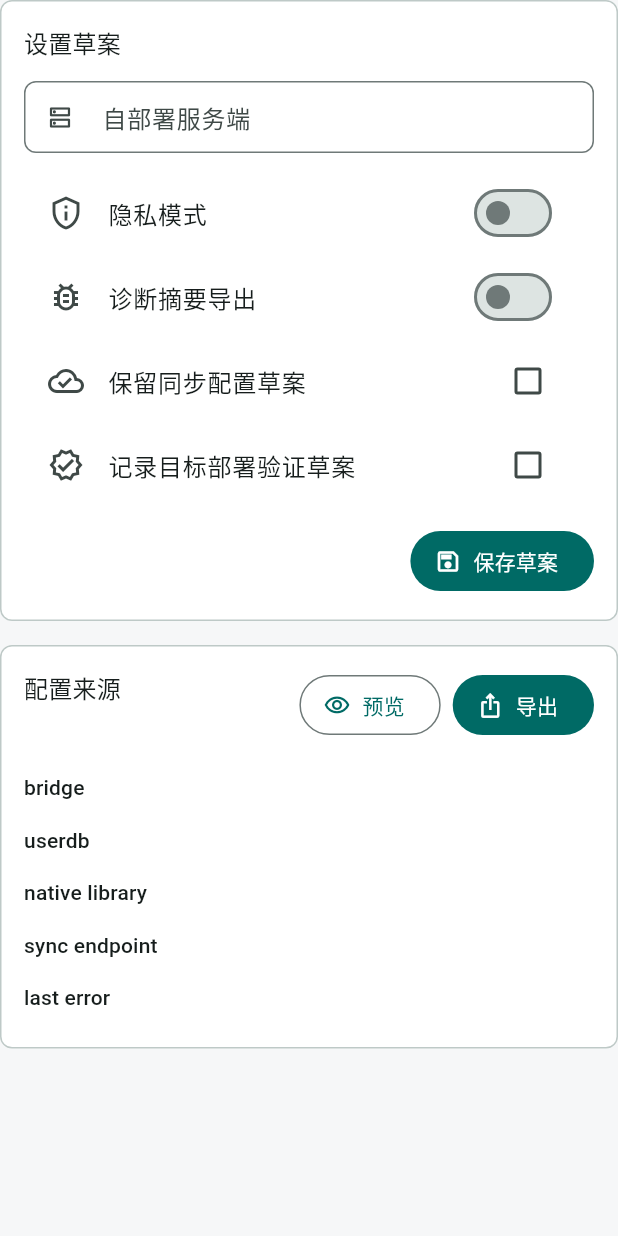
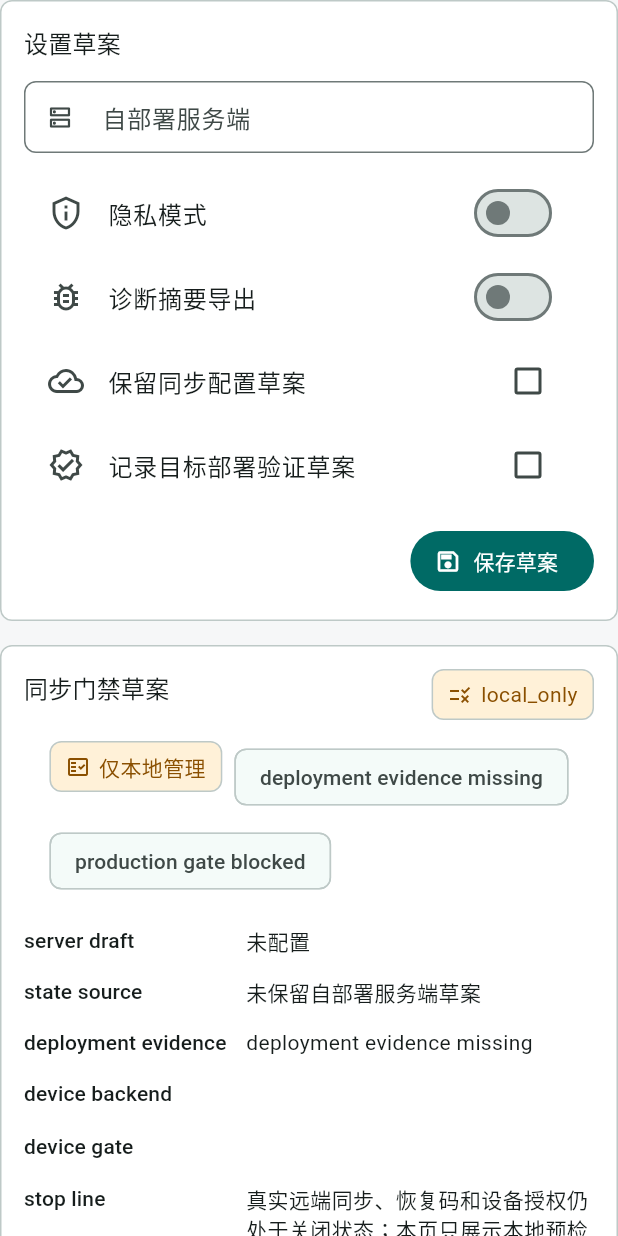
Before and after one commit to laugh0608/RadishLex, a Flutter app: the SettingsView widget shown alone on an empty page, opened directly with empty values, on a phone screen of 412 x 824 dp. Run offline on Flutter 3.47's test engine with Material 3 defaults, Android fonts, the phone set to English and light mode, and no system bars; missing offline and left inert: dart:ffi.

Commit message:
feat(manager): align sync gate audit surfaces

```diff
--- a/apps/radishlex-manager/lib/src/models/manager_diagnostics_models.dart
+++ b/apps/radishlex-manager/lib/src/models/manager_diagnostics_models.dart
@@ -79,6 +79,10 @@ ManagerDiagnosticsReport createManagerDiagnosticsReport(
   final latestImportBatch = snapshot.importBatches.isEmpty
       ? null
       : snapshot.importBatches.first;
+  final syncGateAudit = managerSyncGateAudit(
+    state: snapshot.sync.state,
+    device: snapshot.sync.device,
+  );
 
   return ManagerDiagnosticsReport(
     generatedAt: snapshot.generatedAt,
@@ -227,6 +231,26 @@ ManagerDiagnosticsReport createManagerDiagnosticsReport(
         items: [
           _diagnosticsItem('sync.state', snapshot.sync.state.code, 'gate'),
           _diagnosticsItem(
+            'sync.state_label',
+            syncGateAudit.stateLabel,
+            'gate',
+          ),
+          _diagnosticsItem(
+            'sync.state_source',
+            syncGateAudit.stateSource,
+            'gate',
+          ),
+          _diagnosticsItem(
+            'sync.action_stop_line',
+            syncGateAudit.actionStopLine,
+            'gate',
+          ),
+          _diagnosticsItem(
+            'sync.deployment_evidence',
+            managerDeploymentEvidenceLabel(snapshot.settings.draft),
+            'gate',
+          ),
+          _diagnosticsItem(
             'sync.syncable_objects',
             snapshot.sync.syncableObjects.toString(),
             'aggregate_count',
@@ -249,6 +273,11 @@ ManagerDiagnosticsReport createManagerDiagnosticsReport(
           _diagnosticsItem(
             'device.production_gate',
             snapshot.sync.device.productionGate,
+            'gate',
+          ),
+          _diagnosticsItem(
+            'device.production_gate_label',
+            syncGateAudit.deviceGateLabel,
             'gate',
           ),
         ],
--- a/apps/radishlex-manager/lib/src/models/manager_sync_models.dart
+++ b/apps/radishlex-manager/lib/src/models/manager_sync_models.dart
@@ -31,6 +31,24 @@ extension SyncUiStateLabel on SyncUiState {
   }
 
   bool get canEnableUserSync => this == SyncUiState.readyForUserSync;
+}
+
+class ManagerSyncGateAudit {
+  const ManagerSyncGateAudit({
+    required this.state,
+    required this.stateLabel,
+    required this.stateSource,
+    required this.actionStopLine,
+    required this.deviceGateLabel,
+    required this.deviceGateReady,
+  });
+
+  final SyncUiState state;
+  final String stateLabel;
+  final String stateSource;
+  final String actionStopLine;
+  final String deviceGateLabel;
+  final bool deviceGateReady;
 }
 
 class SyncPreflightSummary {
@@ -121,6 +139,97 @@ SyncUiState deriveManagerSyncUiState({
   return SyncUiState.preflightReady;
 }
 
+ManagerSyncGateAudit managerSyncGateAudit({
+  required SyncUiState state,
+  required DeviceSecuritySummary device,
+}) {
+  return ManagerSyncGateAudit(
+    state: state,
+    stateLabel: managerSyncStateLabel(state),
+    stateSource: managerSyncStateSourceDescription(
+      state: state,
+      device: device,
+    ),
+    actionStopLine: managerSyncActionStopLine(state),
+    deviceGateLabel: managerDeviceGateLabel(device),
+    deviceGateReady: managerDeviceGateReady(device),
+  );
+}
+
+ManagerSyncGateAudit managerSyncGateAuditForDraft({
+  required ManagerSettingsDraft draft,
+  required DeviceSecuritySummary device,
+}) {
+  return managerSyncGateAudit(
+    state: deriveManagerSyncUiState(draft: draft, device: device),
+    device: device,
+  );
+}
+
+String managerSyncStateLabel(SyncUiState state) {
+  switch (state) {
+    case SyncUiState.localOnly:
+      return '仅本地管理';
+    case SyncUiState.preflightReady:
+      return '本地预检通过';
+    case SyncUiState.serverConfigured:
+      return '服务端草案已保留';
+    case SyncUiState.backendUnavailable:
+      return '平台签名 backend 不可用';
+    case SyncUiState.deploymentUnverified:
+      return '部署证据未记录';
+    case SyncUiState.syncDisabledByPolicy:
+      return '策略禁用同步';
+    case SyncUiState.readyForUserSync:
+      return '等待后续开放';
+  }
+}
+
+String managerSyncStateSourceDescription({
+  required SyncUiState state,
+  required DeviceSecuritySummary device,
+}) {
+  switch (state) {
+    case SyncUiState.localOnly:
+      return '未保留自部署服务端草案';
+    case SyncUiState.syncDisabledByPolicy:
+      return '设置草案启用隐私模式';
+    case SyncUiState.backendUnavailable:
+      return '设备 production gate 为 ${device.productionGate}';
+    case SyncUiState.deploymentUnverified:
+      return '设置草案缺少目标部署验证记录';
+    case SyncUiState.preflightReady:
+      return '本地对象与设置草案预检通过';
+    case SyncUiState.serverConfigured:
+      return '服务端草案已配置但仍未开放真实同步';
+    case SyncUiState.readyForUserSync:
+      return '当前 Phase 4 仍关闭用户可用同步入口';
+  }
+}
+
+String managerSyncActionStopLine(SyncUiState state) {
+  if (state.canEnableUserSync) {
+    return '真实远端同步入口仍等待设备授权、恢复码和生产门禁完成后开放。';
+  }
+  return '真实远端同步、恢复码和设备授权仍处于关闭状态；本页只展示本地预检和不可用原因。';
+}
+
+bool managerDeviceGateReady(DeviceSecuritySummary device) {
+  return device.productionGate == 'ready';
+}
+
+String managerDeviceGateLabel(DeviceSecuritySummary device) {
+  return managerDeviceGateReady(device)
+      ? 'production gate ready'
+      : 'production gate blocked';
+}
+
+String managerDeploymentEvidenceLabel(ManagerSettingsDraft draft) {
+  return draft.deploymentEvidenceRecorded
+      ? 'deployment evidence recorded'
+      : 'deployment evidence missing';
+}
+
 String managerSyncGateReason({
   required SyncUiState state,
   required ManagerSettingsDraft draft,
--- a/apps/radishlex-manager/lib/src/screens/manager_home_screen.dart
+++ b/apps/radishlex-manager/lib/src/screens/manager_home_screen.dart
@@ -281,6 +281,7 @@ class _ManagerShell extends StatelessWidget {
       SyncView(sync: snapshot.sync),
       SettingsView(
         settings: snapshot.settings,
+        sync: snapshot.sync,
         onPreviewDiagnostics: onPreviewDiagnostics,
         onExportDiagnostics: onExportDiagnostics,
         onSaveSettingsDraft: onSaveSettingsDraft,
--- a/apps/radishlex-manager/lib/src/screens/settings_view.dart
+++ b/apps/radishlex-manager/lib/src/screens/settings_view.dart
@@ -7,12 +7,14 @@ class SettingsView extends StatefulWidget {
   const SettingsView({
     super.key,
     required this.settings,
+    required this.sync,
     required this.onPreviewDiagnostics,
     required this.onExportDiagnostics,
     required this.onSaveSettingsDraft,
   });
 
   final ManagerSettings settings;
+  final SyncPreflightSummary sync;
   final VoidCallback onPreviewDiagnostics;
   final VoidCallback onExportDiagnostics;
   final ValueChanged<ManagerSettingsDraft> onSaveSettingsDraft;
@@ -53,6 +55,7 @@ class _SettingsViewState extends State<SettingsView> {
   Widget build(BuildContext context) {
     final settings = widget.settings;
     final diagnostics = settings.runtimeDiagnostics;
+    final currentDraft = _currentDraft().normalized();
 
     return Column(
       children: [
@@ -120,6 +123,8 @@ class _SettingsViewState extends State<SettingsView> {
           ),
         ),
         const SizedBox(height: 16),
+        _SettingsSyncGatePreview(draft: currentDraft, sync: widget.sync),
+        const SizedBox(height: 16),
         ManagerSection(
           title: '配置来源',
           trailing: Wrap(
@@ -182,6 +187,69 @@ class _SettingsViewState extends State<SettingsView> {
     privacyMode = draft.privacyMode;
     diagnosticsExport = draft.diagnosticsExport;
     deploymentEvidenceRecorded = draft.deploymentEvidenceRecorded;
+  }
+}
+
+class _SettingsSyncGatePreview extends StatelessWidget {
+  const _SettingsSyncGatePreview({required this.draft, required this.sync});
+
+  final ManagerSettingsDraft draft;
+  final SyncPreflightSummary sync;
+
+  @override
+  Widget build(BuildContext context) {
+    final audit = managerSyncGateAuditForDraft(
+      draft: draft,
+      device: sync.device,
+    );
+    final tone = audit.state.canEnableUserSync
+        ? ManagerBadgeTone.success
+        : ManagerBadgeTone.warning;
+
+    return ManagerSection(
+      title: '同步门禁草案',
+      trailing: ManagerStatusBadge(
+        icon: Icons.rule_outlined,
+        label: audit.state.code,
+        tone: tone,
+      ),
+      child: Column(
+        children: [
+          Wrap(
+            spacing: 8,
+            runSpacing: 8,
+            children: [
+              ManagerStatusBadge(
+                icon: Icons.fact_check_outlined,
+                label: audit.stateLabel,
+                tone: tone,
+              ),
+              Chip(label: Text(managerDeploymentEvidenceLabel(draft))),
+              Chip(label: Text(audit.deviceGateLabel)),
+            ],
+          ),
+          const SizedBox(height: 12),
+          ManagerKeyValueRow(
+            label: 'server draft',
+            value: managerSyncEndpointLabel(draft),
+          ),
+          ManagerKeyValueRow(label: 'state source', value: audit.stateSource),
+          ManagerKeyValueRow(
+            label: 'deployment evidence',
+            value: managerDeploymentEvidenceLabel(draft),
+          ),
+          ManagerKeyValueRow(
+            label: 'device backend',
+            value: sync.device.backendId,
+          ),
+          ManagerKeyValueRow(
+            label: 'device gate',
+            value: sync.device.productionGate,
+          ),
+          ManagerKeyValueRow(label: 'stop line', value: audit.actionStopLine),
+        ],
+      ),
+    );
   }
 }
 
--- a/apps/radishlex-manager/lib/src/screens/sync_view.dart
+++ b/apps/radishlex-manager/lib/src/screens/sync_view.dart
@@ -10,6 +10,8 @@ class SyncView extends StatelessWidget {
 
   @override
   Widget build(BuildContext context) {
+    final audit = managerSyncGateAudit(state: sync.state, device: sync.device);
+
     return Column(
       crossAxisAlignment: CrossAxisAlignment.stretch,
       children: [
@@ -25,7 +27,7 @@ class SyncView extends StatelessWidget {
               ManagerKeyValueRow(label: 'reason', value: sync.reason),
               ManagerKeyValueRow(
                 label: 'state source',
-                value: _stateSourceDescription(sync),
+                value: audit.stateSource,
               ),
               ManagerKeyValueRow(
                 label: 'syncable objects',
@@ -62,7 +64,7 @@ class SyncView extends StatelessWidget {
               ),
               const SizedBox(height: 8),
               Text(
-                _syncActionStopLine(sync.state),
+                audit.actionStopLine,
                 style: Theme.of(context).textTheme.bodySmall?.copyWith(
                   color: Theme.of(context).colorScheme.onSurfaceVariant,
                 ),
@@ -128,13 +130,15 @@ class _SyncGateSummary extends StatelessWidget {
 
   @override
   Widget build(BuildContext context) {
+    final audit = managerSyncGateAudit(state: sync.state, device: sync.device);
+
     return Wrap(
       spacing: 8,
       runSpacing: 8,
       children: [
         ManagerStatusBadge(
           icon: Icons.rule_outlined,
-          label: _stateSummaryLabel(sync.state),
+          label: audit.stateLabel,
           tone: sync.state.canEnableUserSync
               ? ManagerBadgeTone.success
               : ManagerBadgeTone.warning,
@@ -186,7 +190,7 @@ class _DeviceGateExplanation extends StatelessWidget {
 
   @override
   Widget build(BuildContext context) {
-    final gateReady = device.productionGate == 'ready';
+    final gateReady = managerDeviceGateReady(device);
     return Wrap(
       spacing: 8,
       runSpacing: 8,
@@ -194,9 +198,7 @@ class _DeviceGateExplanation extends StatelessWidget {
       children: [
         ManagerStatusBadge(
           icon: gateReady ? Icons.verified_outlined : Icons.gpp_bad_outlined,
-          label: gateReady
-              ? 'production gate ready'
-              : 'production gate blocked',
+          label: managerDeviceGateLabel(device),
           tone: gateReady ? ManagerBadgeTone.success : ManagerBadgeTone.warning,
         ),
         Chip(label: Text('backend ${device.backendId}')),
@@ -234,48 +236,3 @@ class _SyncEmptyState extends StatelessWidget {
     );
   }
 }
-
-String _stateSummaryLabel(SyncUiState state) {
-  switch (state) {
-    case SyncUiState.localOnly:
-      return '仅本地管理';
-    case SyncUiState.preflightReady:
-      return '本地预检通过';
-    case SyncUiState.serverConfigured:
-      return '服务端草案已保留';
-    case SyncUiState.backendUnavailable:
-      return '平台签名 backend 不可用';
-    case SyncUiState.deploymentUnverified:
-      return '部署证据未记录';
-    case SyncUiState.syncDisabledByPolicy:
-      return '策略禁用同步';
-    case SyncUiState.readyForUserSync:
-      return '等待后续开放';
-  }
-}
-
-String _stateSourceDescription(SyncPreflightSummary sync) {
-  switch (sync.state) {
-    case SyncUiState.localOnly:
-      return '未保留自部署服务端草案';
-    case SyncUiState.syncDisabledByPolicy:
-      return '设置草案启用隐私模式';
-    case SyncUiState.backendUnavailable:
-      return '设备 production gate 为 ${sync.device.productionGate}';
-    case SyncUiState.deploymentUnverified:
-      return '设置草案缺少目标部署验证记录';
-    case SyncUiState.preflightReady:
-      return '本地对象与设置草案预检通过';
-    case SyncUiState.serverConfigured:
-      return '服务端草案已配置但仍未开放真实同步';
-    case SyncUiState.readyForUserSync:
-      return '当前 Phase 4 仍关闭用户可用同步入口';
-  }
-}
-
-String _syncActionStopLine(SyncUiState state) {
-  if (state.canEnableUserSync) {
-    return '真实远端同步入口仍等待设备授权、恢复码和生产门禁完成后开放。';
-  }
-  return '真实远端同步、恢复码和设备授权仍处于关闭状态；本页只展示本地预检和不可用原因。';
-}
```
Also changed, not shown: 7 other files.
